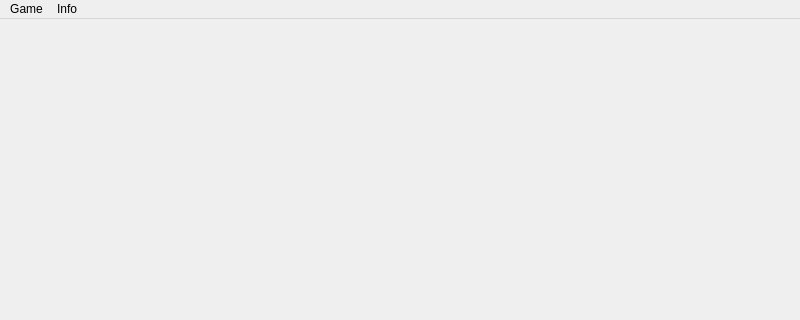
The window that ui/gamewindow.ui (bfrobin446/openfrontier) describes before a commit, drawn with Qt 5; both pictures show x 0 to 800 and y 0 to 320 of the 800 by 600 pixel window.
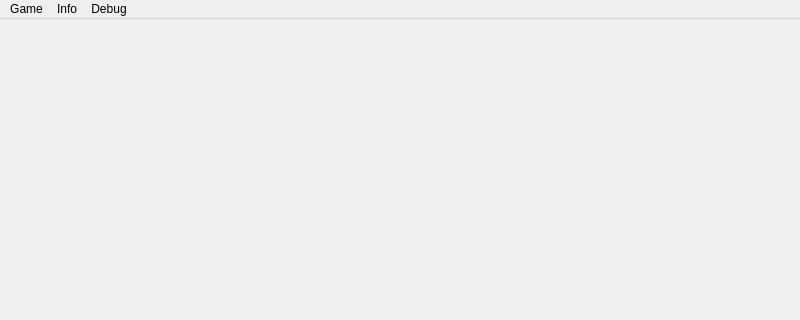
The same window after the commit.

Diff of the .ui file:
```diff
--- a/ui/gamewindow.ui
+++ b/ui/gamewindow.ui
@@ -49,8 +49,15 @@
     <addaction name="actionLocations"/>
     <addaction name="actionTechnology"/>
    </widget>
+   <widget class="QMenu" name="menuDebug">
+    <property name="title">
+     <string>Debug</string>
+    </property>
+    <addaction name="newFleet"/>
+   </widget> 
    <addaction name="menuGame"/>
    <addaction name="menuInfo"/>
+   <addaction name="menuDebug"/>
   </widget>
   <action name="actionNew">
    <property name="text">
```
Left out of the diff: 6 changed lines with no effect on the pictures.
